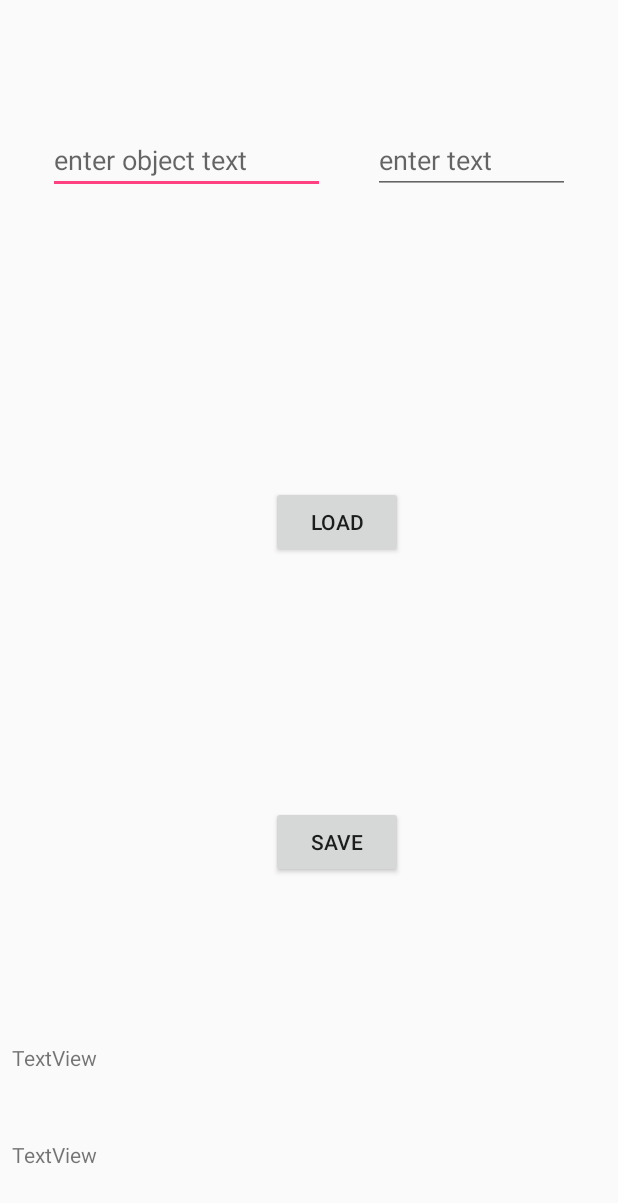
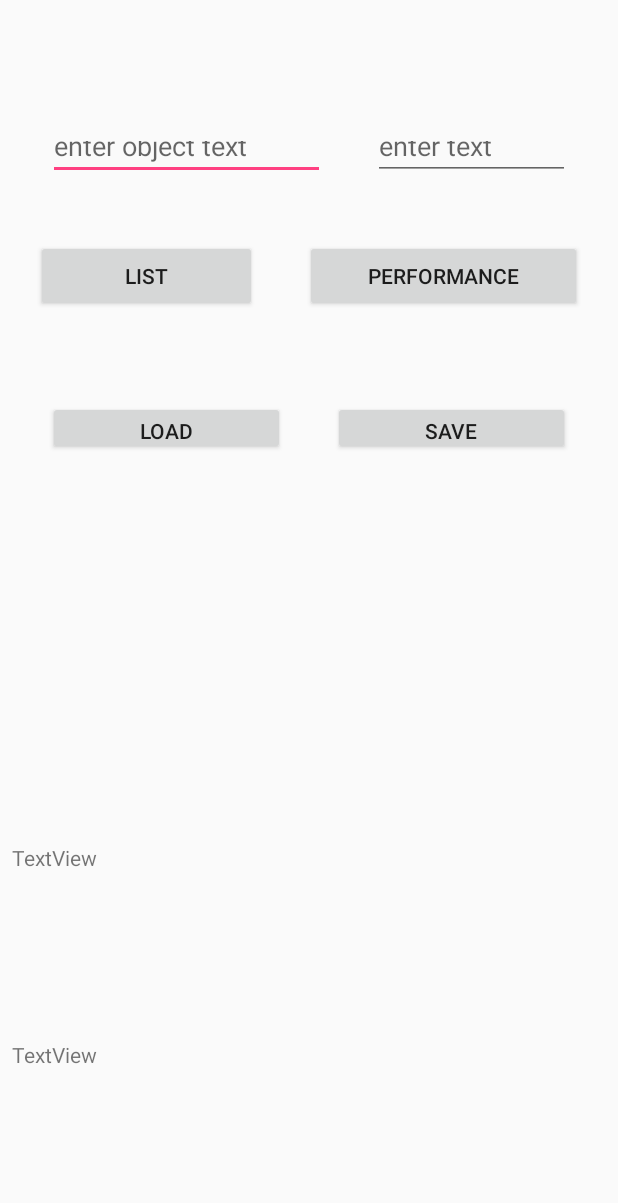
Before and after one commit to hannesa2/DbPreferences, an Android app: the layout activity_main.xml on its own in the app's theme, with its tools: preview values and no code run, on a phone screen of 412 x 824 dp. Shown: the top 1203 px of the screen. Run offline under Robolectric (Android 15) with nearby library versions, the phone set to English and light mode, and no system bars.

Commit message:
list example

```diff
--- a/DBPrefs/src/main/java/info/dbprefs/lib/GsonParser.kt
+++ b/DBPrefs/src/main/java/info/dbprefs/lib/GsonParser.kt
@@ -4,7 +4,7 @@ import com.google.gson.Gson
 import com.google.gson.JsonSyntaxException
 import java.lang.reflect.Type
 
-internal class GsonParser(private val gson: Gson) : Parse {
+class GsonParser(private val gson: Gson) : Parse {
 
     @Throws(JsonSyntaxException::class)
     override fun <T> fromJson(content: String, type: Type): T? {
--- a/sample/src/main/java/info/dbprefs/sample/MainActivity.kt
+++ b/sample/src/main/java/info/dbprefs/sample/MainActivity.kt
@@ -3,7 +3,9 @@ package info.dbprefs.sample
 import android.os.Bundle
 import android.support.v7.app.AppCompatActivity
 import android.util.Log
+import com.google.gson.reflect.TypeToken
 import info.dbprefs.lib.DBPrefs
+import info.dbprefs.sample.R.id.*
 import kotlinx.android.synthetic.main.activity_main.*
 
 class MainActivity : AppCompatActivity() {
@@ -28,19 +30,39 @@ class MainActivity : AppCompatActivity() {
             }
         }
 
+        buttonPerformance.setOnClickListener {
+            textViewInsert.setText("")
+            textViewRead.setText("")
+            run {
                 var start = System.currentTimeMillis()
                 val prefs = DBPrefs()
                 for (item: Int in 1..2000) {
                     prefs.put(MyConfigKeys.KEY_STRING, "value" + item)
                 }
-        Log.d("time test insert", (System.currentTimeMillis() - start).toString() + " ms")
                 textViewInsert.setText("time 2000 insert " + (System.currentTimeMillis() - start).toString() + " ms")
 
                 start = System.currentTimeMillis()
                 for (item: Int in 1..2000) {
-            var value = prefs.get<String>(MyConfigKeys.KEY_STRING, String::class.java)
+                    var value: String? = prefs.get(MyConfigKeys.KEY_STRING, String::class.java)
                 }
-        Log.d("time test get", (System.currentTimeMillis() - start).toString() + " ms")
                 textViewRead.setText("time 2000 get " + (System.currentTimeMillis() - start).toString() + " ms")
             }
         }
+
+        buttonList.setOnClickListener {
+            run {
+                val listSource: ArrayList<TestClass> = ArrayList()
+                listSource.add(TestClass("A", "aa"))
+                listSource.add(TestClass("B", "bb"))
+                DBPrefs().put(MyConfigKeys.KEY_LIST, listSource)
+
+                val listType = object : TypeToken<ArrayList<TestClass>>() {
+                }.type
+                var myList: ArrayList<TestClass>? = DBPrefs().get(MyConfigKeys.KEY_LIST, listType)
+                textViewInsert.setText("")
+                textViewRead.setText("read list has " + myList?.size.toString() + " items")
+            }
+        }
+
+    }
+}
--- a/sample/src/main/res/layout/activity_main.xml
+++ b/sample/src/main/res/layout/activity_main.xml
@@ -6,74 +6,10 @@
     android:layout_height="match_parent"
     tools:context=".MainActivity">
 
-    <Button
-        android:id="@+id/buttonSave"
-        android:layout_width="wrap_content"
-        android:layout_height="wrap_content"
-        android:layout_marginBottom="16dp"
-        android:layout_marginEnd="16dp"
-        android:layout_marginStart="16dp"
-        android:layout_marginTop="16dp"
-        android:text="Save"
-        app:layout_constraintBottom_toBottomOf="parent"
-        app:layout_constraintEnd_toEndOf="parent"
-        app:layout_constraintHorizontal_bias="0.564"
-        app:layout_constraintStart_toStartOf="parent"
-        app:layout_constraintTop_toBottomOf="@+id/layoutEdit"
-        app:layout_constraintVertical_bias="0.628"
-        tools:ignore="HardcodedText" />
-
-    <Button
-        android:id="@+id/buttonLoad"
-        android:layout_width="wrap_content"
-        android:layout_height="wrap_content"
-        android:layout_marginBottom="16dp"
-        android:layout_marginEnd="16dp"
-        android:layout_marginStart="16dp"
-        android:layout_marginTop="16dp"
-        android:text="Load"
-        app:layout_constraintBottom_toBottomOf="parent"
-        app:layout_constraintEnd_toEndOf="parent"
-        app:layout_constraintHorizontal_bias="0.564"
-        app:layout_constraintStart_toStartOf="parent"
-        app:layout_constraintTop_toBottomOf="@+id/layoutEdit"
-        app:layout_constraintVertical_bias="0.272"
-        tools:ignore="HardcodedText" />
-
-    <TextView
-    android:id="@+id/textViewInsert"
-    android:layout_width="0dp"
-    android:layout_height="wrap_content"
-    android:layout_marginBottom="8dp"
-    android:layout_marginEnd="8dp"
-    android:layout_marginStart="8dp"
-    android:layout_marginTop="8dp"
-    android:layout_weight="1"
-    tools:text="TextView"
-    app:layout_constraintBottom_toBottomOf="parent"
-    app:layout_constraintEnd_toEndOf="parent"
-    app:layout_constraintStart_toStartOf="parent"
-    app:layout_constraintTop_toBottomOf="@+id/buttonSave" />
-
-    <TextView
-        android:id="@+id/textViewRead"
-        android:layout_width="0dp"
-        android:layout_height="wrap_content"
-        android:layout_marginBottom="8dp"
-        android:layout_marginEnd="8dp"
-        android:layout_marginStart="8dp"
-        android:layout_marginTop="8dp"
-        android:layout_weight="1"
-        tools:text="TextView"
-        app:layout_constraintBottom_toBottomOf="parent"
-        app:layout_constraintEnd_toEndOf="parent"
-        app:layout_constraintStart_toStartOf="parent"
-        app:layout_constraintTop_toBottomOf="@+id/textViewInsert" />
-
     <LinearLayout
         android:id="@+id/layoutEdit"
         android:layout_width="0dp"
-        android:layout_height="wrap_content"
+        android:layout_height="68dp"
         android:layout_marginEnd="16dp"
         android:layout_marginStart="16dp"
         android:layout_marginTop="68dp"
@@ -111,7 +47,6 @@
             android:layout_weight="1"
             android:hint="enter text"
             android:inputType="text"
-            app:layout_constraintBottom_toBottomOf="parent"
             app:layout_constraintEnd_toEndOf="parent"
             app:layout_constraintStart_toStartOf="parent"
             app:layout_constraintTop_toTopOf="parent"
@@ -119,4 +54,109 @@
 
     </LinearLayout>
 
+    <LinearLayout
+        android:id="@+id/layoutButtonsList"
+        android:layout_width="0dp"
+        android:layout_height="87dp"
+        android:layout_marginEnd="8dp"
+        android:layout_marginStart="8dp"
+        android:layout_marginTop="8dp"
+        android:orientation="horizontal"
+        app:layout_constraintEnd_toEndOf="parent"
+        app:layout_constraintStart_toStartOf="parent"
+        app:layout_constraintTop_toBottomOf="@+id/layoutEdit">
+
+        <Button
+            android:id="@+id/buttonList"
+            android:layout_width="wrap_content"
+            android:layout_height="wrap_content"
+            android:layout_marginBottom="16dp"
+            android:layout_marginEnd="16dp"
+            android:layout_marginStart="16dp"
+            android:layout_marginTop="16dp"
+            android:layout_weight="1"
+            android:text="List"
+            tools:ignore="HardcodedText" />
+
+        <Button
+            android:id="@+id/buttonPerformance"
+            android:layout_width="wrap_content"
+            android:layout_height="wrap_content"
+            android:layout_marginBottom="16dp"
+            android:layout_marginEnd="16dp"
+            android:layout_marginStart="16dp"
+            android:layout_marginTop="16dp"
+            android:layout_weight="1"
+            android:text="Performance"
+            tools:ignore="HardcodedText" />
+    </LinearLayout>
+
+    <LinearLayout
+        android:id="@+id/layoutLoad"
+        android:layout_width="0dp"
+        android:layout_height="68dp"
+        android:layout_marginEnd="16dp"
+        android:layout_marginStart="16dp"
+        android:layout_marginTop="20dp"
+        android:orientation="horizontal"
+        app:layout_constraintEnd_toEndOf="parent"
+        app:layout_constraintHorizontal_bias="0.0"
+        app:layout_constraintStart_toStartOf="parent"
+        app:layout_constraintTop_toBottomOf="@+id/layoutButtonsList">
+
+        <Button
+            android:id="@+id/buttonLoad"
+            android:layout_width="wrap_content"
+            android:layout_height="wrap_content"
+            android:layout_marginBottom="16dp"
+            android:layout_marginEnd="16dp"
+            android:layout_marginStart="16dp"
+            android:layout_marginTop="16dp"
+            android:layout_weight="1"
+            android:text="Load"
+            tools:ignore="HardcodedText" />
+
+        <Button
+            android:id="@+id/buttonSave"
+            android:layout_width="wrap_content"
+            android:layout_height="wrap_content"
+            android:layout_marginBottom="16dp"
+            android:layout_marginEnd="16dp"
+            android:layout_marginStart="16dp"
+            android:layout_marginTop="16dp"
+            android:layout_weight="1"
+            android:text="Save"
+            tools:ignore="HardcodedText" />
+    </LinearLayout>
+
+    <TextView
+        android:id="@+id/textViewInsert"
+        android:layout_width="0dp"
+        android:layout_height="wrap_content"
+        android:layout_marginBottom="8dp"
+        android:layout_marginEnd="8dp"
+        android:layout_marginStart="8dp"
+        android:layout_marginTop="8dp"
+        android:layout_weight="1"
+        app:layout_constraintBottom_toBottomOf="parent"
+        app:layout_constraintEnd_toEndOf="parent"
+        app:layout_constraintStart_toStartOf="parent"
+        app:layout_constraintTop_toBottomOf="@+id/layoutLoad"
+        tools:text="TextView" />
+
+    <TextView
+        android:id="@+id/textViewRead"
+        android:layout_width="0dp"
+        android:layout_height="wrap_content"
+        android:layout_marginBottom="8dp"
+        android:layout_marginEnd="8dp"
+        android:layout_marginStart="8dp"
+        android:layout_marginTop="8dp"
+        android:layout_weight="1"
+        app:layout_constraintBottom_toBottomOf="parent"
+        app:layout_constraintEnd_toEndOf="parent"
+        app:layout_constraintStart_toStartOf="parent"
+        app:layout_constraintTop_toBottomOf="@+id/textViewInsert"
+        tools:text="TextView" />
+
 </android.support.constraint.ConstraintLayout>
```
Also changed, not shown: 1 other file. Lines whose indentation alone changed are shown as unchanged.
